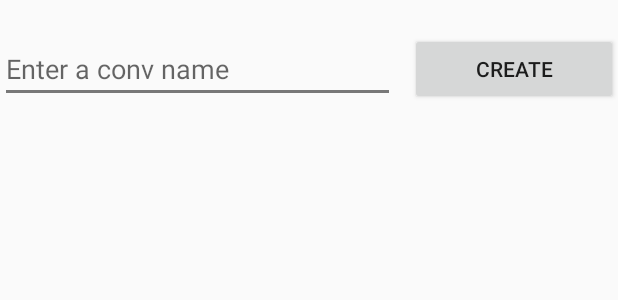
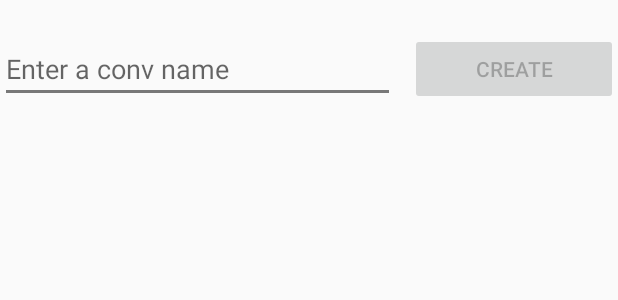
Before and after one commit to Effobless2/androchat, an Android app: the layout activity_new_conversation.xml on its own in the app's theme, with its tools: preview values and no code run, on a phone screen of 412 x 824 dp. Shown: the top 300 px of the screen. Run offline under Robolectric (Android 15) with nearby library versions, the phone set to English and light mode, and no system bars.

Commit message:
Users/mde/debug (#23)
* back to main activity ok

* checkbox color and top of app color changed

* edit texts are full black

* Current user email didn't display and picture displays faster

* Buttons disabled when textfield empty

```diff
--- /dev/null
+++ b/app/src/main/res/drawable/cursor_color.xml
@@ -0,0 +1,5 @@
+<?xml version="1.0" encoding="utf-8"?>
+<shape xmlns:android="http://schemas.android.com/apk/res/android" >
+    <size android:width="3dp" />
+    <solid android:color="@color/toolbarColor"  />
+</shape>
--- a/app/src/main/res/layout/activity_messages.xml
+++ b/app/src/main/res/layout/activity_messages.xml
@@ -34,14 +34,16 @@
             android:backgroundTint="@color/textColor"
             android:ems="10"
             android:hint="@string/message_hint"
-            android:inputType="textMultiLine"  />
+            android:inputType="textMultiLine"
+            android:textCursorDrawable="@drawable/cursor_color"/>
 
         <Button
             android:id="@+id/sendBtn"
             android:layout_width="wrap_content"
             android:layout_height="wrap_content"
             android:layout_margin="10dp"
-            android:text="@string/send_btn" />
+            android:text="@string/send_btn"
+            android:enabled="false"/>
     </LinearLayout>
 
 
--- a/app/src/main/res/layout/activity_new_conversation.xml
+++ b/app/src/main/res/layout/activity_new_conversation.xml
@@ -23,14 +23,16 @@
             android:backgroundTint="@color/textColor"
             android:layout_marginEnd="10dp"
             android:inputType="textPersonName"
-            android:hint="@string/conversation_name_hint" />
+            android:hint="@string/conversation_name_hint"
+            android:textCursorDrawable="@drawable/cursor_color" />
 
         <Button
             android:id="@+id/createConvBtn"
             android:layout_weight="10"
             android:layout_width="wrap_content"
             android:layout_height="wrap_content"
-            android:text="@string/create_conversation_btn" />
+            android:text="@string/create_conversation_btn"
+            android:enabled="false"/>
     </LinearLayout>
     <androidx.recyclerview.widget.RecyclerView
         android:id="@+id/contacts"
--- a/app/src/main/res/layout/contact_row_new_conv.xml
+++ b/app/src/main/res/layout/contact_row_new_conv.xml
@@ -30,7 +30,8 @@
         android:id="@+id/checkBox"
         android:layout_width="wrap_content"
         android:layout_height="wrap_content"
-        android:layout_marginRight="@dimen/fui_auth_method_button_margin"/>
+        android:layout_marginRight="@dimen/fui_auth_method_button_margin"
+        android:buttonTint="@color/toolbarColor"/>
 
 
 </LinearLayout>
--- a/app/src/main/res/layout/fragment_search_user.xml
+++ b/app/src/main/res/layout/fragment_search_user.xml
@@ -25,7 +25,8 @@
             android:textAppearance="@style/TextAppearance.AppCompat.Display1"
             android:textColor="@color/textColor"
             android:backgroundTint="@color/textColor"
-            android:textSize="16sp"/>
+            android:textSize="16sp"
+            android:textCursorDrawable="@drawable/cursor_color"/>
 
         <Button
             android:id="@+id/btn_search_user"
--- a/app/src/main/res/values/colors.xml
+++ b/app/src/main/res/values/colors.xml
@@ -1,8 +1,8 @@
 <?xml version="1.0" encoding="utf-8"?>
 <resources>
     <color name="colorPrimary">#008577</color>
-    <color name="colorPrimaryDark">#00574B</color>
-    <color name="colorAccent">#D81B60</color>
+    <color name="colorPrimaryDark">#3d3d3d</color>
+    <color name="colorAccent">#3d3d3d</color>
     <color name="backgroundButton">#FFFFFF</color>
     <color name="backgroundMain">#e6e6e6</color>
     <color name="buttonStroke">#ababab</color>
```
Also changed, not shown: app/src/main/java/com/example/androchat/adapters/MessageAdapter.java (+12 -2 lines), app/src/main/java/com/example/androchat/conversations/MessagesActivity.java (+42 -9 lines), app/src/main/java/com/example/androchat/conversations/NewConversationActivity.java (+36 -0 lines).
